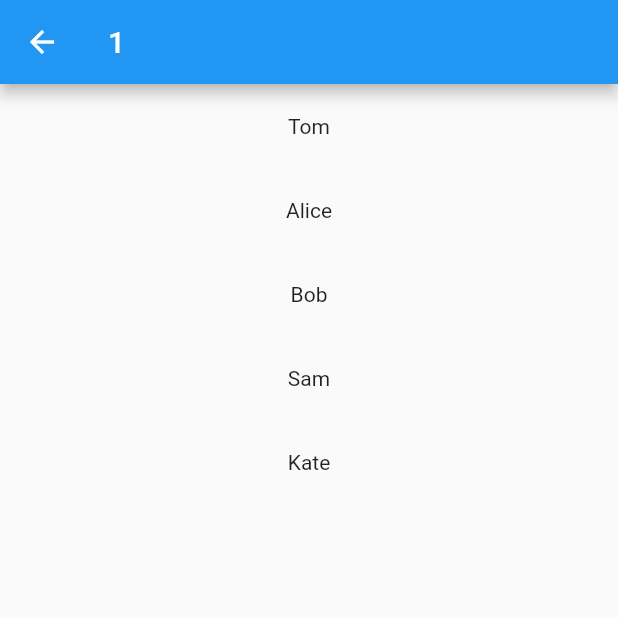
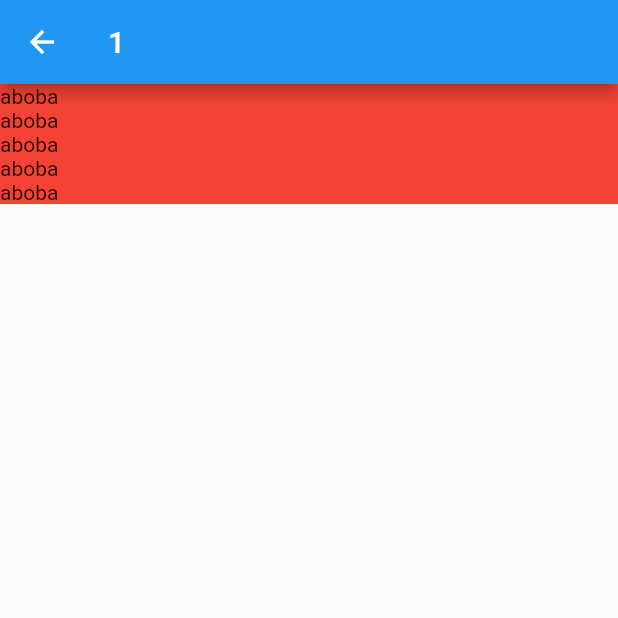
Before and after one commit to mathhyyn/frecq, a Flutter app: the SecondScreen screen opened directly, on a phone screen of 412 x 824 dp, the top half of it. Run offline on Flutter 3.47's test engine with Material 2 defaults, Android fonts, the light colour scheme and no system bars.

Commit message:
little changes for better image making

```diff
--- a/lib/widgets/image.dart
+++ b/lib/widgets/image.dart
@@ -2,16 +2,15 @@ import 'package:flutter/material.dart';
 
 class ImageWidget extends StatelessWidget {
   final int _id;
+  final int index;
 
-  const ImageWidget(this._id, {super.key});
+  const ImageWidget(this._id, this.index, {super.key});
 
   @override
   Widget build(BuildContext context) {
-    return Scaffold(
-      appBar: AppBar(title: const Text('image widget')),
-      body: Center(child: TextButton(onPressed: (){
-        Navigator.pop(context);
-      }, child: const Text('back'))),
+    return Container(
+          color: Colors.red,
+          child: Text("aboba")
     );
   }
 }
--- a/lib/widgets/user.dart
+++ b/lib/widgets/user.dart
@@ -17,23 +17,25 @@ class SecondScreen extends StatelessWidget {
       appBar: AppBar(
         title: Text(_id.toString()),
       ),
-      body: const Center(
-        child: RawScrollbarExample(),
+      body: Center(
+        child: RawScrollbarExample(this._id),
       ),
     );
   }
 }
 
 class RawScrollbarExample extends StatefulWidget {
-  const RawScrollbarExample({super.key});
+  final int _id;
+  const RawScrollbarExample(this._id,{super.key});
 
   @override
-  State<RawScrollbarExample> createState() => _RawScrollbarExampleState();
+  State<RawScrollbarExample> createState() => _RawScrollbarExampleState(_id);
 }
 
 class _RawScrollbarExampleState extends State<RawScrollbarExample> {
+  final int _id;
   final ScrollController _firstController = ScrollController();
-
+  _RawScrollbarExampleState (this._id);
   @override
   Widget build(BuildContext context) {
     return LayoutBuilder(
@@ -54,10 +56,7 @@ class _RawScrollbarExampleState extends State<RawScrollbarExample> {
                         controller: _firstController,
                         itemCount: 5,
                         itemBuilder: (BuildContext context, int index) {
-                          return Padding(
-                            padding: const EdgeInsets.all(20.0),
-                            child: Text('${users[index]}', textAlign: TextAlign.center,),
-                          );
+                          return ImageWidget(_id, index);
                         }),
                   )),
             ],
```
